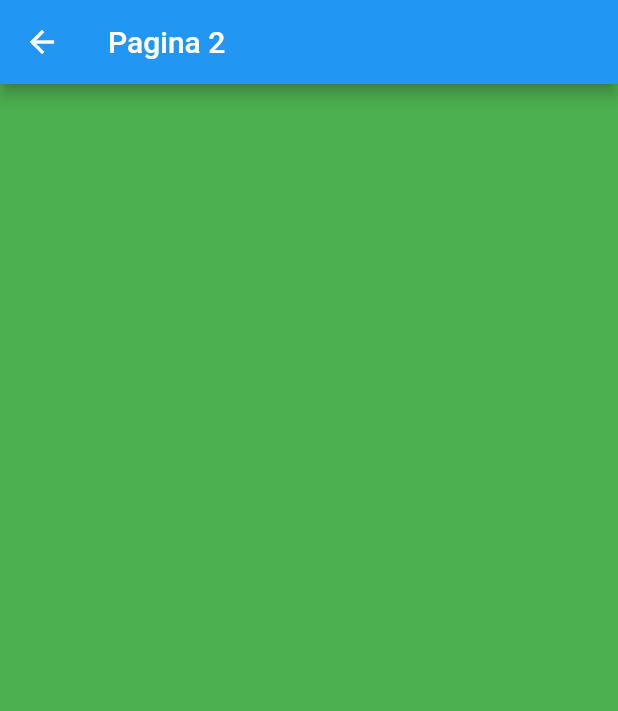
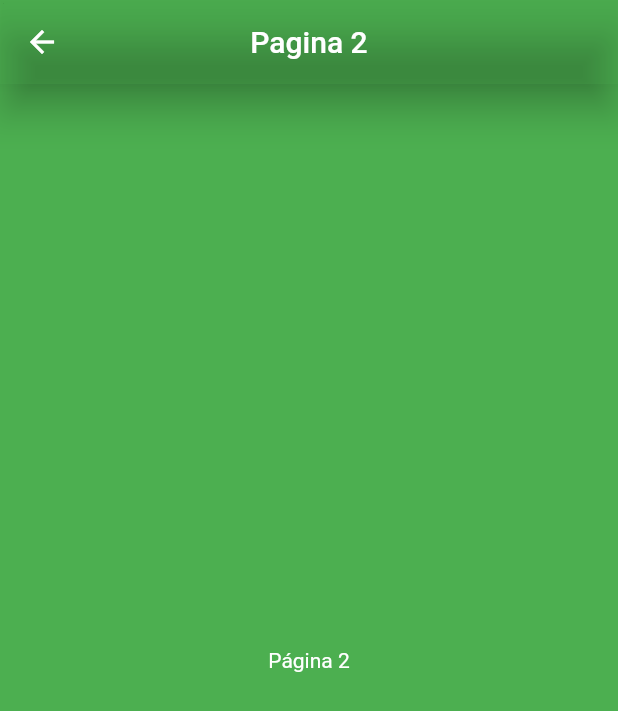
Before and after one commit to ddienu/Transitions_app, a Flutter app: the Pagina2Page screen opened directly, on a phone screen of 412 x 824 dp. Shown: the top 711 px of the screen. Run offline on Flutter 3.47's test engine with Material 2 defaults, Android fonts, the phone set to English and light mode, and no system bars.

Commit message:
Update: pagina1 page, update: pagina2 page, update: main
Update pagina1 page implementing the onPressed of the button, adding a navigator.push and creating a method called _crearRuta, this method will containg a PageRouteBuilder that returns a SlideTransition, with the purpose to animate the navigation between pages.
Update pagina2 adding some characteristics to the app bar and adding a center with the text Pagina2.
Update main adding the debug shoe banner in false.

```diff
--- a/lib/main.dart
+++ b/lib/main.dart
@@ -1,6 +1,7 @@
 import 'package:flutter/material.dart';
 
 import 'package:transitions_app/pages/pagina1_page.dart';
+import 'package:transitions_app/pages/pagina2_page.dart';
 
 void main() => runApp(MyApp());
 
@@ -8,6 +9,7 @@ class MyApp extends StatelessWidget {
   @override
   Widget build(BuildContext context) {
     return MaterialApp(
+      debugShowCheckedModeBanner: false,
       title: 'Material App',
       home: Pagina1Page(),
     );
--- a/lib/pages/pagina2_page.dart
+++ b/lib/pages/pagina2_page.dart
@@ -10,6 +10,12 @@ class Pagina2Page extends StatelessWidget {
       backgroundColor: Colors.green,
       appBar: AppBar(
         title: Text('Pagina 2'),
+        centerTitle: true,
+        backgroundColor: Colors.green.withOpacity(0.2),
+        elevation: 10,
+      ),
+      body: Center(
+        child: Text('Página 2', style: TextStyle( color: Colors.white),),
       ),
 
     );
```
Also changed, not shown: lib/pages/pagina1_page.dart (+21 -1 lines).
